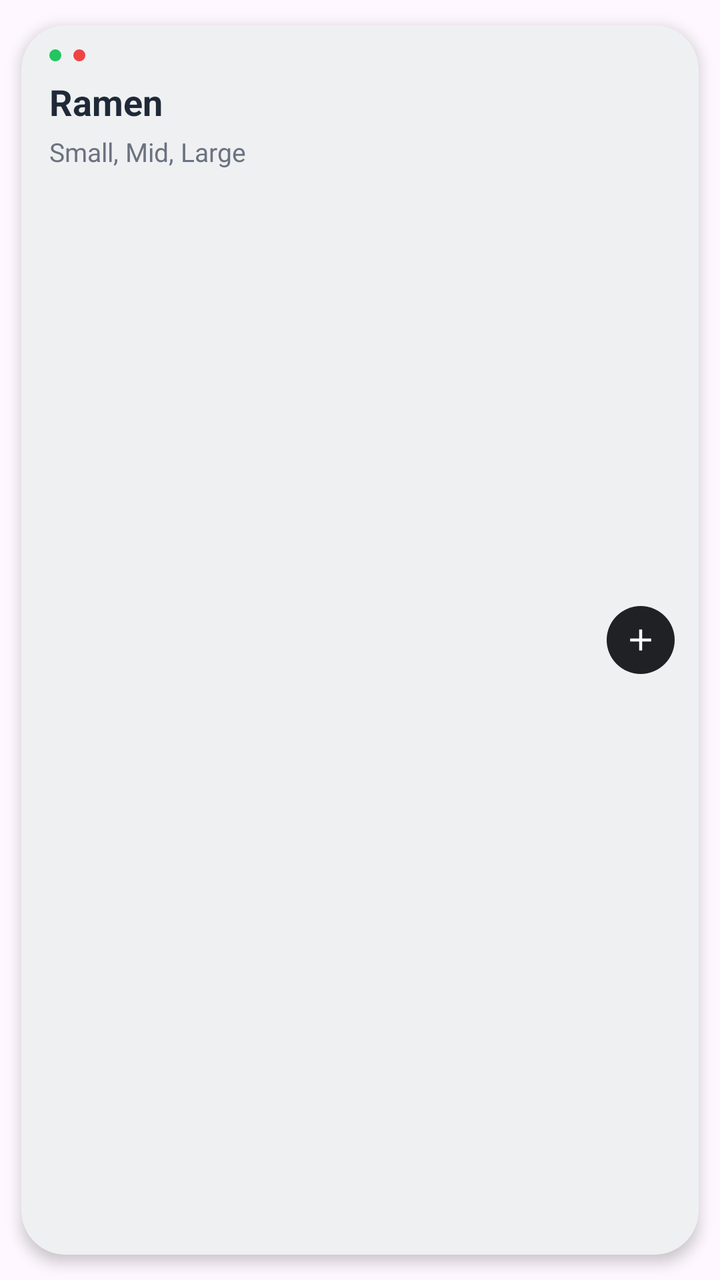
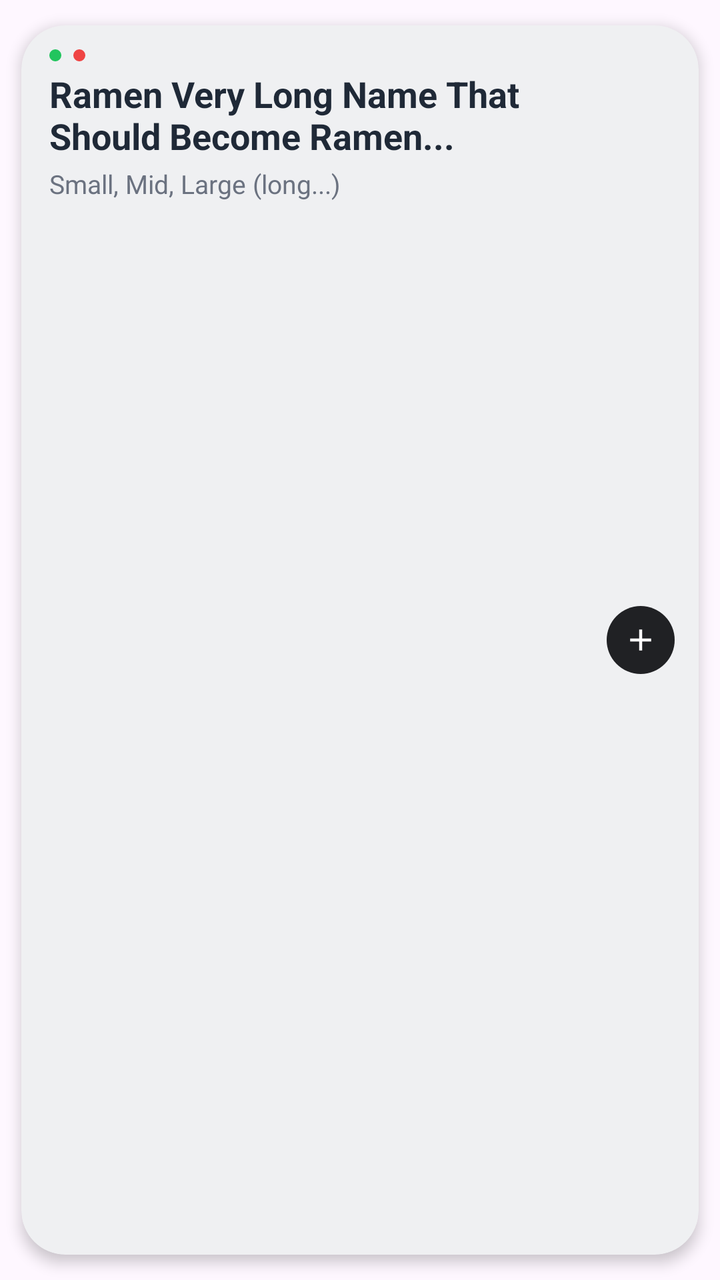

An Android layout rendered at two revisions. The XML below is the earlier revision; the diff shows what the commit changed to produce the second picture.
<!-- AndroidManifest.xml: application theme Theme.StreetFeast -->
<!-- res/layout/item_most_bought.xml -->
<?xml version="1.0" encoding="utf-8"?>
<androidx.cardview.widget.CardView xmlns:android="http://schemas.android.com/apk/res/android"
    xmlns:app="http://schemas.android.com/apk/res-auto"
    android:layout_width="0dp"
    android:layout_height="88dp"
    android:layout_marginBottom="8dp"
    app:cardCornerRadius="@dimen/sf_radius_xl"
    app:cardUseCompatPadding="true"
    app:cardElevation="4dp"
    app:cardBackgroundColor="@color/sf_surface_soft2">

    <androidx.constraintlayout.widget.ConstraintLayout
        android:layout_width="match_parent"
        android:layout_height="match_parent"
        android:paddingStart="14dp"
        android:paddingEnd="12dp"
        android:paddingTop="12dp"
        android:paddingBottom="12dp">

        
        <View
            android:id="@+id/dotGreen"
            android:layout_width="6dp"
            android:layout_height="6dp"
            android:background="@drawable/sf_dot_green"
            app:layout_constraintTop_toTopOf="parent"
            app:layout_constraintStart_toStartOf="parent"/>

        <View
            android:id="@+id/dotRed"
            android:layout_width="6dp"
            android:layout_height="6dp"
            android:layout_marginStart="6dp"
            android:background="@drawable/sf_dot_red"
            app:layout_constraintTop_toTopOf="@id/dotGreen"
            app:layout_constraintStart_toEndOf="@id/dotGreen"/>

        <TextView
            android:id="@+id/tvName"
            android:layout_width="0dp"
            android:layout_height="wrap_content"
            android:text="Ramen"
            android:textColor="@color/sf_text_primary"
            android:textSize="18sp"
            android:textStyle="bold"
            app:layout_constraintTop_toBottomOf="@id/dotGreen"
            app:layout_constraintStart_toStartOf="parent"
            app:layout_constraintEnd_toStartOf="@id/btnAdd"
            android:layout_marginTop="8dp"/>

        <TextView
            android:id="@+id/tvQty"
            android:layout_width="0dp"
            android:layout_height="wrap_content"
            android:text="Small, Mid, Large"
            android:textColor="@color/sf_text_secondary"
            android:textSize="13sp"
            app:layout_constraintTop_toBottomOf="@id/tvName"
            app:layout_constraintStart_toStartOf="@id/tvName"
            app:layout_constraintEnd_toStartOf="@id/btnAdd"
            android:layout_marginTop="4dp"/>

        <FrameLayout
            android:id="@+id/btnAdd"
            android:layout_width="34dp"
            android:layout_height="34dp"
            android:background="@drawable/sf_bg_circle_dark"
            app:layout_constraintEnd_toEndOf="parent"
            app:layout_constraintTop_toTopOf="parent"
            app:layout_constraintBottom_toBottomOf="parent">

            <ImageView
                android:layout_width="18dp"
                android:layout_height="18dp"
                android:layout_gravity="center"
                android:src="@drawable/ic_plus_20" />
        </FrameLayout>

    </androidx.constraintlayout.widget.ConstraintLayout>
</androidx.cardview.widget.CardView>
<!-- resources referenced by this layout -->
<resources>
  <color name="sf_surface_soft2">#EFF0F2</color>
  <color name="sf_text_primary">#1F2937</color>
  <color name="sf_text_secondary">#6B7280</color>
  <dimen name="sf_radius_xl">22dp</dimen>
  <!-- drawable ic_plus_20 (drawable) -->
  <vector xmlns:android="http://schemas.android.com/apk/res/android"
      android:width="20dp" android:height="20dp"
      android:viewportWidth="24" android:viewportHeight="24">
      <path android:fillColor="#FFFFFF"
          android:pathData="M11,5h2v14h-2zM5,11h14v2H5z"/>
  </vector>
  <!-- drawable sf_bg_circle_dark (drawable) -->
  <?xml version="1.0" encoding="utf-8"?>
  
  <shape xmlns:android="http://schemas.android.com/apk/res/android">
      <solid android:color="@color/sf_black" />
      <corners android:radius="999dp" />
  </shape>
  <!-- drawable sf_dot_green (drawable) -->
  <?xml version="1.0" encoding="utf-8"?>
  
  <shape xmlns:android="http://schemas.android.com/apk/res/android">
      <size android:width="6dp" android:height="6dp"/>
      <solid android:color="@color/sf_green"/>
      <corners android:radius="999dp"/>
  </shape>
  <!-- drawable sf_dot_red (drawable) -->
  <?xml version="1.0" encoding="utf-8"?>
  
  <shape xmlns:android="http://schemas.android.com/apk/res/android">
      <size android:width="6dp" android:height="6dp"/>
      <solid android:color="@color/sf_red"/>
      <corners android:radius="999dp"/>
  </shape>
  <style name="Theme.StreetFeast" parent="Base.Theme.StreetFeast" />
  <color name="sf_black">#202124</color>
  <color name="sf_green">#22C55E</color>
  <color name="sf_red">#EF4444</color>
  <style name="Base.Theme.StreetFeast" parent="Theme.Material3.Light.NoActionBar">
          <item name="colorPrimary">@color/action_primary</item>
          <item name="colorOnPrimary">@color/white</item>
          <item name="android:statusBarColor">@color/white</item>
          <item name="android:windowLightStatusBar">true</item>
          <item name="android:textColorPrimary">@color/text_primary</item>
          <item name="android:textColorSecondary">@color/text_secondary</item>
      </style>
  <color name="action_primary">#22C55E</color>
  <color name="white">#FFFFFFFF</color>
  <color name="text_primary">#1F2937</color>
  <color name="text_secondary">#6B7280</color>
</resources>

<!-- the commit's change to res/layout/item_most_bought.xml (unified diff, before → after) -->
@@ -1,9 +1,9 @@
 <?xml version="1.0" encoding="utf-8"?>
 <androidx.cardview.widget.CardView xmlns:android="http://schemas.android.com/apk/res/android"
     xmlns:app="http://schemas.android.com/apk/res-auto"
-    android:layout_width="0dp"
-    android:layout_height="88dp"
-    android:layout_marginBottom="8dp"
+    android:layout_width="190dp"
+    android:layout_height="130dp"
+    android:layout_marginEnd="8dp"
     app:cardCornerRadius="@dimen/sf_radius_xl"
     app:cardUseCompatPadding="true"
     app:cardElevation="4dp"
@@ -17,14 +17,13 @@
         android:paddingTop="12dp"
         android:paddingBottom="12dp">
 
-        
         <View
             android:id="@+id/dotGreen"
             android:layout_width="6dp"
             android:layout_height="6dp"
             android:background="@drawable/sf_dot_green"
-            app:layout_constraintTop_toTopOf="parent"
-            app:layout_constraintStart_toStartOf="parent"/>
+            app:layout_constraintStart_toStartOf="parent"
+            app:layout_constraintTop_toTopOf="parent" />
 
         <View
             android:id="@+id/dotRed"
@@ -32,33 +31,8 @@
             android:layout_height="6dp"
             android:layout_marginStart="6dp"
             android:background="@drawable/sf_dot_red"
-            app:layout_constraintTop_toTopOf="@id/dotGreen"
-            app:layout_constraintStart_toEndOf="@id/dotGreen"/>
-
-        <TextView
-            android:id="@+id/tvName"
-            android:layout_width="0dp"
-            android:layout_height="wrap_content"
-            android:text="Ramen"
-            android:textColor="@color/sf_text_primary"
-            android:textSize="18sp"
-            android:textStyle="bold"
-            app:layout_constraintTop_toBottomOf="@id/dotGreen"
-            app:layout_constraintStart_toStartOf="parent"
-            app:layout_constraintEnd_toStartOf="@id/btnAdd"
-            android:layout_marginTop="8dp"/>
-
-        <TextView
-            android:id="@+id/tvQty"
-            android:layout_width="0dp"
-            android:layout_height="wrap_content"
-            android:text="Small, Mid, Large"
-            android:textColor="@color/sf_text_secondary"
-            android:textSize="13sp"
-            app:layout_constraintTop_toBottomOf="@id/tvName"
-            app:layout_constraintStart_toStartOf="@id/tvName"
-            app:layout_constraintEnd_toStartOf="@id/btnAdd"
-            android:layout_marginTop="4dp"/>
+            app:layout_constraintStart_toEndOf="@id/dotGreen"
+            app:layout_constraintTop_toTopOf="@id/dotGreen" />
 
         <FrameLayout
             android:id="@+id/btnAdd"
@@ -76,5 +50,40 @@
                 android:src="@drawable/ic_plus_20" />
         </FrameLayout>
 
+        <TextView
+            android:id="@+id/tvName"
+            android:layout_width="0dp"
+            android:layout_height="wrap_content"
+            android:layout_marginStart="0dp"
+            android:layout_marginTop="4dp"
+            android:layout_marginEnd="8dp"
+            android:ellipsize="end"
+            android:maxLines="2"
+            android:text="Ramen Very Long Name That Should Become Ramen..."
+            android:textColor="@color/sf_text_primary"
+            android:textSize="18sp"
+            android:textStyle="bold"
+            app:autoSizeMaxTextSize="18sp"
+            app:autoSizeMinTextSize="14sp"
+            app:autoSizeStepGranularity="1sp"
+            app:autoSizeTextType="uniform"
+            app:layout_constraintEnd_toStartOf="@id/btnAdd"
+            app:layout_constraintStart_toStartOf="parent"
+            app:layout_constraintTop_toBottomOf="@id/dotGreen" />
+
+        <TextView
+            android:id="@+id/tvQty"
+            android:layout_width="0dp"
+            android:layout_height="wrap_content"
+            android:layout_marginTop="3dp"
+            android:ellipsize="end"
+            android:maxLines="1"
+            android:text="Small, Mid, Large (long...)"
+            android:textColor="@color/sf_text_secondary"
+            android:textSize="13sp"
+            app:layout_constraintEnd_toStartOf="@id/btnAdd"
+            app:layout_constraintStart_toStartOf="@id/tvName"
+            app:layout_constraintTop_toBottomOf="@id/tvName" />
+
     </androidx.constraintlayout.widget.ConstraintLayout>
 </androidx.cardview.widget.CardView>
